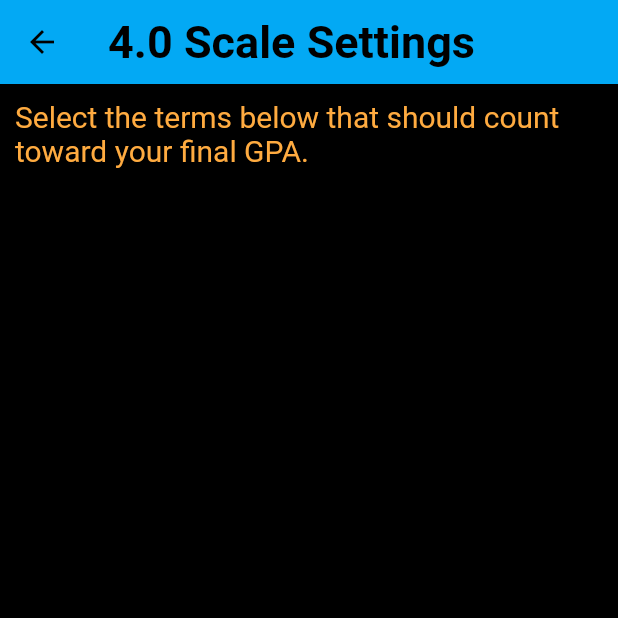
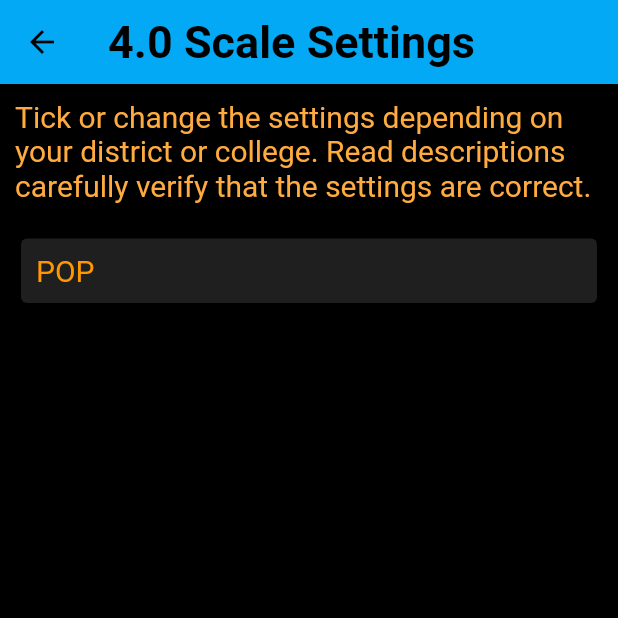
Before and after one commit to ClearHall/SkyMobile, a Flutter app: the GPACalculatorSettings screen opened by its route, on a phone screen of 412 x 824 dp, the top half of it. Run offline on Flutter 3.47's test engine with Material 2 defaults, Android fonts, the phone set to English and light mode, and no system bars; missing offline and left inert: skyscrapeapi.

Commit message:
SOOO MUCH BUG FIXES and added stuffs

```diff
--- a/lib/SkyMobileGPACalculator/gpaCalculator40ScaleSettings.dart
+++ b/lib/SkyMobileGPACalculator/gpaCalculatorSettings.dart
@@ -4,12 +4,10 @@ class GPACalculatorSettings extends StatefulWidget {
   GPACalculatorSettings({Key key}) : super(key: key);
 
   @override
-  _GPACalculatorSettingsState createState() =>
-      _GPACalculatorSettingsState();
+  _GPACalculatorSettingsState createState() => _GPACalculatorSettingsState();
 }
 
-class _GPACalculatorSettingsState
-    extends State<GPACalculatorSettings> {
+class _GPACalculatorSettingsState extends State<GPACalculatorSettings> {
   @override
   Widget build(BuildContext context) {
     return Scaffold(
@@ -28,11 +26,25 @@ class _GPACalculatorSettingsState
             children: <Widget>[
               Container(
                 child: Text(
-                  'Select the terms below that should count toward your final GPA.',
+                  'Tick or change the settings depending on your district or college. Read descriptions carefully verify that the settings are correct.',
                   style: TextStyle(color: Colors.orangeAccent, fontSize: 20),
                 ),
                 padding: EdgeInsets.all(10),
               ),
+              Container(
+                width: double.infinity,
+                child: Card(
+                    child: Container(
+                      child: Text(
+                        "POP",
+                        style: TextStyle(color: Colors.orange, fontSize: 20),
+                      ),
+                      padding: EdgeInsets.all(10),
+                    ),
+                    color: Colors.white12),
+                padding:
+                    EdgeInsets.only(left: 10, top: 10, right: 10, bottom: 10),
+              )
             ],
           ),
         ));
--- a/lib/SkyMobileHelperUtilities/jsonSaver.dart
+++ b/lib/SkyMobileHelperUtilities/jsonSaver.dart
@@ -58,6 +58,10 @@ class JSONSaver {
             }
             mapOfTargetedObject[key] = newVal;
           });
+        }else if (fileName == FilesAvailable.classLevelValues){
+          retrievedJSONCoded.forEach((key, val) {
+            mapOfTargetedObject[ClassLevel.values.firstWhere((e) => e.toString() == key)] = val;
+          });
         }
         return mapOfTargetedObject;
       }
@@ -67,4 +71,4 @@ class JSONSaver {
   }
 }
 
-enum FilesAvailable { accounts, gpaCalculatorSettings, gpaSelectedTerms }
+enum FilesAvailable { accounts, gpaCalculatorSettings, gpaSelectedTerms, classLevelValues }
--- a/lib/main.dart
+++ b/lib/main.dart
@@ -11,7 +11,7 @@ import 'package:skymobile/SkyMobileHelperUtilities/accountTypes.dart';
 import 'package:skymobile/SkyMobileHelperUtilities/jsonSaver.dart';
 import 'package:skymobile/SkyMobileGPACalculator/gpaCalculatorSchoolYear.dart';
 import 'package:skymobile/SkyMobileGPACalculator/gpaCalculatorClasses.dart';
-import 'package:skymobile/SkyMobileGPACalculator/gpaCalculator40ScaleSettings.dart';
+import 'package:skymobile/SkyMobileGPACalculator/gpaCalculatorSettings.dart';
 
 void main() => runApp(MyApp());
 
--- a/pubspec.yaml
+++ b/pubspec.yaml
@@ -22,7 +22,7 @@ dependencies:
 
   http: ^0.12.0+2
   html: ^0.14.0+2
-  skyscrapeapi: ^1.1.1+2
+  skyscrapeapi: ^1.2.0+3
   path_provider: ^1.2.0
 
 
```
Also changed, not shown: lib/SkyMobileGPACalculator/gpaCalculatorSchoolYear.dart (+59 -14 lines), lib/SkyMobileGPACalculator/gpaCalculatorSupportUtils.dart (+20 -15 lines), pubspec.lock.
